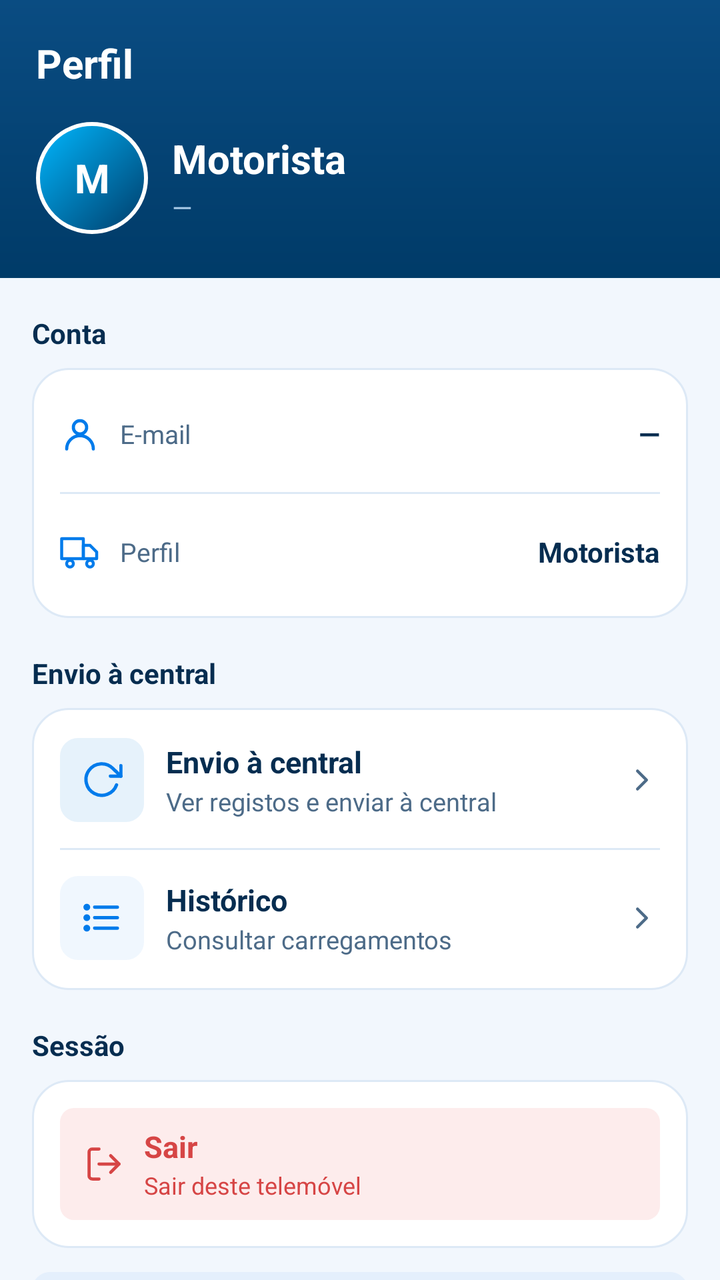
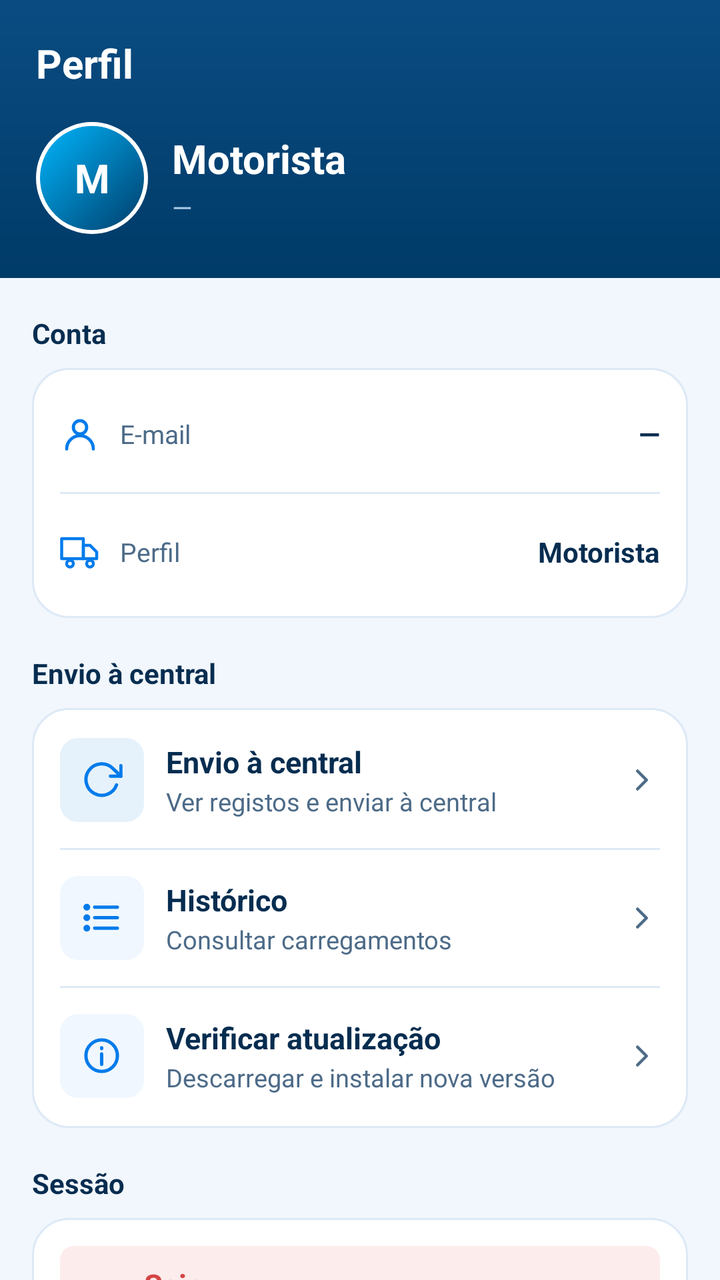

The first picture is an Android layout as it rendered before a commit; the second is the same layout after the commit. The layout source and the unified diff follow.
<!-- AndroidManifest.xml: application theme Theme.LogitrackMotorista -->
<!-- res/layout/fragment_perfil.xml -->
<?xml version="1.0" encoding="utf-8"?>
<LinearLayout xmlns:android="http://schemas.android.com/apk/res/android"
    xmlns:app="http://schemas.android.com/apk/res-auto"
    android:layout_width="match_parent"
    android:layout_height="match_parent"
    android:background="@color/bg"
    android:orientation="vertical">

    
    <LinearLayout
        android:layout_width="match_parent"
        android:layout_height="wrap_content"
        android:background="@drawable/bg_header_navy"
        android:orientation="vertical"
        android:paddingStart="18dp"
        android:paddingTop="18dp"
        android:paddingEnd="18dp"
        android:paddingBottom="22dp">

        <TextView
            android:layout_width="wrap_content"
            android:layout_height="wrap_content"
            android:text="@string/profile_title"
            android:textColor="@color/white"
            android:textSize="20sp"
            android:textStyle="bold" />

        <LinearLayout
            android:layout_width="match_parent"
            android:layout_height="wrap_content"
            android:layout_marginTop="16dp"
            android:gravity="center_vertical"
            android:orientation="horizontal">

            <TextView
                android:id="@+id/tvAvatarPerfil"
                android:layout_width="56dp"
                android:layout_height="56dp"
                android:background="@drawable/bg_avatar"
                android:gravity="center"
                android:text="M"
                android:textColor="@color/white"
                android:textSize="20sp"
                android:textStyle="bold" />

            <LinearLayout
                android:layout_width="0dp"
                android:layout_height="wrap_content"
                android:layout_marginStart="12dp"
                android:layout_weight="1"
                android:orientation="vertical">

                <TextView
                    android:id="@+id/tvNomePerfil"
                    android:layout_width="match_parent"
                    android:layout_height="wrap_content"
                    android:ellipsize="end"
                    android:maxLines="1"
                    android:text="@string/driver_fallback"
                    android:textColor="@color/white"
                    android:textSize="20sp"
                    android:textStyle="bold" />

                <TextView
                    android:id="@+id/tvEmailPerfil"
                    android:layout_width="match_parent"
                    android:layout_height="wrap_content"
                    android:layout_marginTop="2dp"
                    android:ellipsize="end"
                    android:maxLines="1"
                    android:text="@string/profile_no_email"
                    android:textColor="@color/login_muted"
                    android:textSize="13sp" />
            </LinearLayout>
        </LinearLayout>
    </LinearLayout>

    <androidx.core.widget.NestedScrollView
        android:layout_width="match_parent"
        android:layout_height="0dp"
        android:layout_weight="1"
        android:fillViewport="true"
        android:overScrollMode="never">

        <LinearLayout
            android:id="@+id/perfilContent"
            android:layout_width="match_parent"
            android:layout_height="wrap_content"
            android:orientation="vertical"
            android:paddingStart="16dp"
            android:paddingTop="18dp"
            android:paddingEnd="16dp"
            android:paddingBottom="24dp">

            <TextView
                android:layout_width="wrap_content"
                android:layout_height="wrap_content"
                android:layout_marginBottom="8dp"
                android:text="@string/profile_account"
                android:textColor="@color/navy"
                android:textSize="14sp"
                android:textStyle="bold" />

            <LinearLayout
                android:layout_width="match_parent"
                android:layout_height="wrap_content"
                android:background="@drawable/bg_card_white"
                android:orientation="vertical"
                android:paddingStart="14dp"
                android:paddingTop="4dp"
                android:paddingEnd="14dp"
                android:paddingBottom="4dp">

                <LinearLayout
                    android:layout_width="match_parent"
                    android:layout_height="58dp"
                    android:gravity="center_vertical"
                    android:orientation="horizontal">

                    <ImageView
                        android:layout_width="20dp"
                        android:layout_height="20dp"
                        android:contentDescription="@null"
                        android:src="@drawable/ic_user"
                        app:tint="@color/blue" />

                    <TextView
                        android:layout_width="0dp"
                        android:layout_height="wrap_content"
                        android:layout_marginStart="10dp"
                        android:layout_weight="1"
                        android:text="@string/profile_email"
                        android:textColor="@color/muted"
                        android:textSize="13sp" />

                    <TextView
                        android:id="@+id/tvContaEmail"
                        android:layout_width="wrap_content"
                        android:layout_height="wrap_content"
                        android:ellipsize="end"
                        android:maxLines="1"
                        android:maxWidth="190dp"
                        android:text="@string/profile_no_email"
                        android:textColor="@color/navy"
                        android:textSize="14sp"
                        android:textStyle="bold" />
                </LinearLayout>

                <View
                    android:layout_width="match_parent"
                    android:layout_height="1dp"
                    android:background="@color/line" />

                <LinearLayout
                    android:layout_width="match_parent"
                    android:layout_height="58dp"
                    android:gravity="center_vertical"
                    android:orientation="horizontal">

                    <ImageView
                        android:layout_width="20dp"
                        android:layout_height="20dp"
                        android:contentDescription="@null"
                        android:src="@drawable/ic_truck"
                        app:tint="@color/blue" />

                    <TextView
                        android:layout_width="0dp"
                        android:layout_height="wrap_content"
                        android:layout_marginStart="10dp"
                        android:layout_weight="1"
                        android:text="@string/profile_role_label"
                        android:textColor="@color/muted"
                        android:textSize="13sp" />

                    <TextView
                        android:id="@+id/tvRolePerfil"
                        android:layout_width="wrap_content"
                        android:layout_height="wrap_content"
                        android:text="@string/profile_role_value"
                        android:textColor="@color/navy"
                        android:textSize="14sp"
                        android:textStyle="bold" />
                </LinearLayout>
            </LinearLayout>

            <TextView
                android:layout_width="wrap_content"
                android:layout_height="wrap_content"
                android:layout_marginTop="18dp"
                android:layout_marginBottom="8dp"
                android:text="@string/profile_sync"
                android:textColor="@color/navy"
                android:textSize="14sp"
                android:textStyle="bold" />

            <LinearLayout
                android:layout_width="match_parent"
                android:layout_height="wrap_content"
                android:background="@drawable/bg_card_white"
                android:orientation="vertical"
                android:paddingStart="14dp"
                android:paddingTop="2dp"
                android:paddingEnd="14dp"
                android:paddingBottom="2dp">

                <LinearLayout
                    android:id="@+id/cardSync"
                    android:layout_width="match_parent"
                    android:layout_height="68dp"
                    android:background="?attr/selectableItemBackground"
                    android:clickable="true"
                    android:focusable="true"
                    android:gravity="center_vertical"
                    android:orientation="horizontal">

                    <FrameLayout
                        android:layout_width="42dp"
                        android:layout_height="42dp"
                        android:background="@drawable/bg_icon_orange_soft">

                        <ImageView
                            android:layout_width="21dp"
                            android:layout_height="21dp"
                            android:layout_gravity="center"
                            android:contentDescription="@null"
                            android:src="@drawable/ic_sync"
                            app:tint="@color/orange" />
                    </FrameLayout>

                    <LinearLayout
                        android:layout_width="0dp"
                        android:layout_height="wrap_content"
                        android:layout_marginStart="11dp"
                        android:layout_weight="1"
                        android:orientation="vertical">

                        <TextView
                            android:layout_width="wrap_content"
                            android:layout_height="wrap_content"
                            android:text="@string/profile_sync"
                            android:textColor="@color/navy"
                            android:textSize="15sp"
                            android:textStyle="bold" />

                        <TextView
                            android:layout_width="wrap_content"
                            android:layout_height="wrap_content"
                            android:layout_marginTop="1dp"
                            android:text="@string/profile_sync_sub"
                            android:textColor="@color/muted"
                            android:textSize="12.5sp" />
                    </LinearLayout>

                    <ImageView
                        android:layout_width="18dp"
                        android:layout_height="18dp"
                        android:contentDescription="@null"
                        android:src="@drawable/ic_chevron"
                        app:tint="@color/muted" />
                </LinearLayout>

                <View
                    android:layout_width="match_parent"
                    android:layout_height="1dp"
                    android:background="@color/line" />

                <LinearLayout
                    android:id="@+id/cardHistorico"
                    android:layout_width="match_parent"
                    android:layout_height="68dp"
                    android:background="?attr/selectableItemBackground"
                    android:clickable="true"
                    android:focusable="true"
                    android:gravity="center_vertical"
                    android:orientation="horizontal">

                    <FrameLayout
                        android:layout_width="42dp"
                        android:layout_height="42dp"
                        android:background="@drawable/bg_icon_blue_soft">

                        <ImageView
                            android:layout_width="21dp"
                            android:layout_height="21dp"
                            android:layout_gravity="center"
                            android:contentDescription="@null"
                            android:src="@drawable/ic_list"
                            app:tint="@color/blue" />
                    </FrameLayout>

                    <LinearLayout
                        android:layout_width="0dp"
                        android:layout_height="wrap_content"
                        android:layout_marginStart="11dp"
                        android:layout_weight="1"
                        android:orientation="vertical">

                        <TextView
                            android:layout_width="wrap_content"
                            android:layout_height="wrap_content"
                            android:text="@string/profile_history"
                            android:textColor="@color/navy"
                            android:textSize="15sp"
                            android:textStyle="bold" />

                        <TextView
                            android:layout_width="wrap_content"
                            android:layout_height="wrap_content"
                            android:layout_marginTop="1dp"
                            android:text="@string/profile_history_sub"
                            android:textColor="@color/muted"
                            android:textSize="12.5sp" />
                    </LinearLayout>

                    <ImageView
                        android:layout_width="18dp"
                        android:layout_height="18dp"
                        android:contentDescription="@null"
                        android:src="@drawable/ic_chevron"
                        app:tint="@color/muted" />
                </LinearLayout>
            </LinearLayout>

            <TextView
                android:layout_width="wrap_content"
                android:layout_height="wrap_content"
                android:layout_marginTop="18dp"
                android:layout_marginBottom="8dp"
                android:text="@string/profile_session"
                android:textColor="@color/navy"
                android:textSize="14sp"
                android:textStyle="bold" />

            <LinearLayout
                android:layout_width="match_parent"
                android:layout_height="wrap_content"
                android:background="@drawable/bg_card_white"
                android:orientation="vertical"
                android:padding="14dp">

                <LinearLayout
                    android:id="@+id/btnSair"
                    android:layout_width="match_parent"
                    android:layout_height="56dp"
                    android:background="@drawable/bg_action_danger"
                    android:clickable="true"
                    android:focusable="true"
                    android:foreground="?attr/selectableItemBackground"
                    android:gravity="center_vertical"
                    android:orientation="horizontal"
                    android:paddingStart="12dp"
                    android:paddingEnd="12dp">

                    <ImageView
                        android:layout_width="20dp"
                        android:layout_height="20dp"
                        android:contentDescription="@null"
                        android:src="@drawable/ic_logout"
                        app:tint="@color/red" />

                    <LinearLayout
                        android:layout_width="0dp"
                        android:layout_height="wrap_content"
                        android:layout_marginStart="10dp"
                        android:layout_weight="1"
                        android:orientation="vertical">

                        <TextView
                            android:layout_width="wrap_content"
                            android:layout_height="wrap_content"
                            android:text="@string/profile_logout"
                            android:textColor="@color/red"
                            android:textSize="15sp"
                            android:textStyle="bold" />

                        <TextView
                            android:layout_width="wrap_content"
                            android:layout_height="wrap_content"
                            android:layout_marginTop="1dp"
                            android:text="@string/profile_logout_sub"
                            android:textColor="@color/red"
                            android:textSize="12sp" />
                    </LinearLayout>
                </LinearLayout>
            </LinearLayout>

            <LinearLayout
                android:layout_width="match_parent"
                android:layout_height="wrap_content"
                android:layout_marginTop="12dp"
                android:background="@drawable/bg_card_info_blue"
                android:gravity="center_vertical"
                android:orientation="horizontal"
                android:padding="12dp">

                <ImageView
                    android:layout_width="18dp"
                    android:layout_height="18dp"
                    android:contentDescription="@null"
                    android:src="@drawable/ic_info"
                    app:tint="@color/blue" />

                <TextView
                    android:layout_width="0dp"
                    android:layout_height="wrap_content"
                    android:layout_marginStart="9dp"
                    android:layout_weight="1"
                    android:lineSpacingExtra="1dp"
                    android:text="@string/profile_offline_note"
                    android:textColor="@color/navy"
                    android:textSize="12.5sp" />
            </LinearLayout>

            <TextView
                android:id="@+id/tvVersao"
                android:layout_width="match_parent"
                android:layout_height="wrap_content"
                android:layout_marginTop="18dp"
                android:gravity="center"
                android:text="@string/profile_version"
                android:textColor="@color/muted"
                android:textSize="11sp" />
        </LinearLayout>
    </androidx.core.widget.NestedScrollView>
</LinearLayout>
<!-- resources referenced by this layout -->
<resources>
  <color name="bg">#F2F7FD</color>
  <color name="blue">#007BEB</color>
  <color name="line">#DDE9F6</color>
  <color name="login_muted">#A9CBE8</color>
  <color name="muted">#4D6B88</color>
  <color name="navy">#062D50</color>
  <color name="orange">#007BEB</color>
  <color name="red">#D64545</color>
  <color name="white">#FFFFFF</color>
  <!-- drawable bg_action_danger (drawable) -->
  ﻿<?xml version="1.0" encoding="utf-8"?>
  <shape xmlns:android="http://schemas.android.com/apk/res/android" android:shape="rectangle">
      <corners android:radius="7dp" />
      <solid android:color="@color/red_soft" />
  </shape>
  <!-- drawable bg_avatar (drawable) -->
  ﻿<?xml version="1.0" encoding="utf-8"?>
  <shape xmlns:android="http://schemas.android.com/apk/res/android" android:shape="oval">
      <gradient
          android:angle="315"
          android:startColor="@color/cyan"
          android:endColor="@color/blue_deep" />
      <stroke android:width="2dp" android:color="@color/white" />
  </shape>
  <!-- drawable bg_card_info_blue (drawable) -->
  ﻿<?xml version="1.0" encoding="utf-8"?>
  <shape xmlns:android="http://schemas.android.com/apk/res/android" android:shape="rectangle">
      <corners android:radius="9dp" />
      <solid android:color="#E4EFFC" />
  </shape>
  <!-- drawable bg_card_white (drawable) -->
  ﻿<?xml version="1.0" encoding="utf-8"?>
  <shape xmlns:android="http://schemas.android.com/apk/res/android" android:shape="rectangle">
      <corners android:radius="18dp" />
      <solid android:color="@color/card" />
      <stroke android:width="1dp" android:color="@color/line" />
  </shape>
  <!-- drawable bg_header_navy (drawable) -->
  ﻿<?xml version="1.0" encoding="utf-8"?>
  <shape xmlns:android="http://schemas.android.com/apk/res/android" android:shape="rectangle">
      <gradient
          android:angle="270"
          android:startColor="@color/navy_3"
          android:endColor="@color/navy_2" />
  </shape>
  <!-- drawable bg_icon_blue_soft (drawable) -->
  ﻿<?xml version="1.0" encoding="utf-8"?>
  <shape xmlns:android="http://schemas.android.com/apk/res/android" android:shape="rectangle">
      <corners android:radius="9dp" />
      <solid android:color="@color/blue_soft_2" />
  </shape>
  <!-- drawable bg_icon_orange_soft (drawable) -->
  ﻿<?xml version="1.0" encoding="utf-8"?>
  <shape xmlns:android="http://schemas.android.com/apk/res/android" android:shape="rectangle">
      <corners android:radius="9dp" />
      <solid android:color="@color/orange_soft" />
  </shape>
  <string name="driver_fallback">Motorista</string>
  <string name="profile_account">Conta</string>
  <string name="profile_email">E-mail</string>
  <string name="profile_history">Histórico</string>
  <string name="profile_history_sub">Consultar carregamentos</string>
  <string name="profile_logout">Sair</string>
  <string name="profile_logout_sub">Sair deste telemóvel</string>
  <string name="profile_no_email">—</string>
  <string name="profile_offline_note">Os registos à espera de envio ficam guardados neste telemóvel.</string>
  <string name="profile_role_label">Perfil</string>
  <string name="profile_role_value">Motorista</string>
  <string name="profile_session">Sessão</string>
  <string name="profile_sync">Envio à central</string>
  <string name="profile_sync_sub">Ver registos e enviar à central</string>
  <string name="profile_title">Perfil</string>
  <string name="profile_version">Logitrack Motorista · v1.0</string>
  <color name="red_soft">#FDECEC</color>
  <color name="cyan">#00B8FF</color>
  <color name="blue_deep">#003B68</color>
  <color name="card">#FFFFFF</color>
  <color name="navy_3">#0A4C82</color>
  <color name="navy_2">#003B68</color>
  <color name="blue_soft_2">#F0F7FE</color>
  <color name="orange_soft">#E6F2FB</color>
  <color name="blue_soft">#E6F2FB</color>
  <color name="green">#00B957</color>
  <color name="ink">#062D50</color>
  <!-- unchanged entries left out for length: 9 -->
</resources>

<!-- the commit's change to res/layout/fragment_perfil.xml (unified diff, before → after) -->
@@ -320,6 +320,67 @@
                         android:src="@drawable/ic_chevron"
                         app:tint="@color/muted" />
                 </LinearLayout>
+
+                <View
+                    android:layout_width="match_parent"
+                    android:layout_height="1dp"
+                    android:background="@color/line" />
+
+                <LinearLayout
+                    android:id="@+id/cardAtualizacao"
+                    android:layout_width="match_parent"
+                    android:layout_height="68dp"
+                    android:background="?attr/selectableItemBackground"
+                    android:clickable="true"
+                    android:focusable="true"
+                    android:gravity="center_vertical"
+                    android:orientation="horizontal">
+
+                    <FrameLayout
+                        android:layout_width="42dp"
+                        android:layout_height="42dp"
+                        android:background="@drawable/bg_icon_blue_soft">
+
+                        <ImageView
+                            android:layout_width="21dp"
+                            android:layout_height="21dp"
+                            android:layout_gravity="center"
+                            android:contentDescription="@null"
+                            android:src="@drawable/ic_info"
+                            app:tint="@color/blue" />
+                    </FrameLayout>
+
+                    <LinearLayout
+                        android:layout_width="0dp"
+                        android:layout_height="wrap_content"
+                        android:layout_marginStart="11dp"
+                        android:layout_weight="1"
+                        android:orientation="vertical">
+
+                        <TextView
+                            android:layout_width="wrap_content"
+                            android:layout_height="wrap_content"
+                            android:text="@string/profile_update"
+                            android:textColor="@color/navy"
+                            android:textSize="15sp"
+                            android:textStyle="bold" />
+
+                        <TextView
+                            android:layout_width="wrap_content"
+                            android:layout_height="wrap_content"
+                            android:layout_marginTop="1dp"
+                            android:text="@string/profile_update_sub"
+                            android:textColor="@color/muted"
+                            android:textSize="12.5sp" />
+                    </LinearLayout>
+
+                    <ImageView
+                        android:layout_width="18dp"
+                        android:layout_height="18dp"
+                        android:contentDescription="@null"
+                        android:src="@drawable/ic_chevron"
+                        app:tint="@color/muted" />
+                </LinearLayout>
             </LinearLayout>
 
             <TextView
<!-- resource entries referenced after the edit -->
@@ -72,7 +72,9 @@
   <string name="profile_sync">Envio à central</string>
   <string name="profile_sync_sub">Ver registos e enviar à central</string>
   <string name="profile_title">Perfil</string>
-  <string name="profile_version">Logitrack Motorista · v1.0</string>
+  <string name="profile_update">Verificar atualização</string>
+  <string name="profile_update_sub">Descarregar e instalar nova versão</string>
+  <string name="profile_version">Logitrack Motorista · v%1$s</string>
   <color name="red_soft">#FDECEC</color>
   <color name="cyan">#00B8FF</color>
   <color name="blue_deep">#003B68</color>
